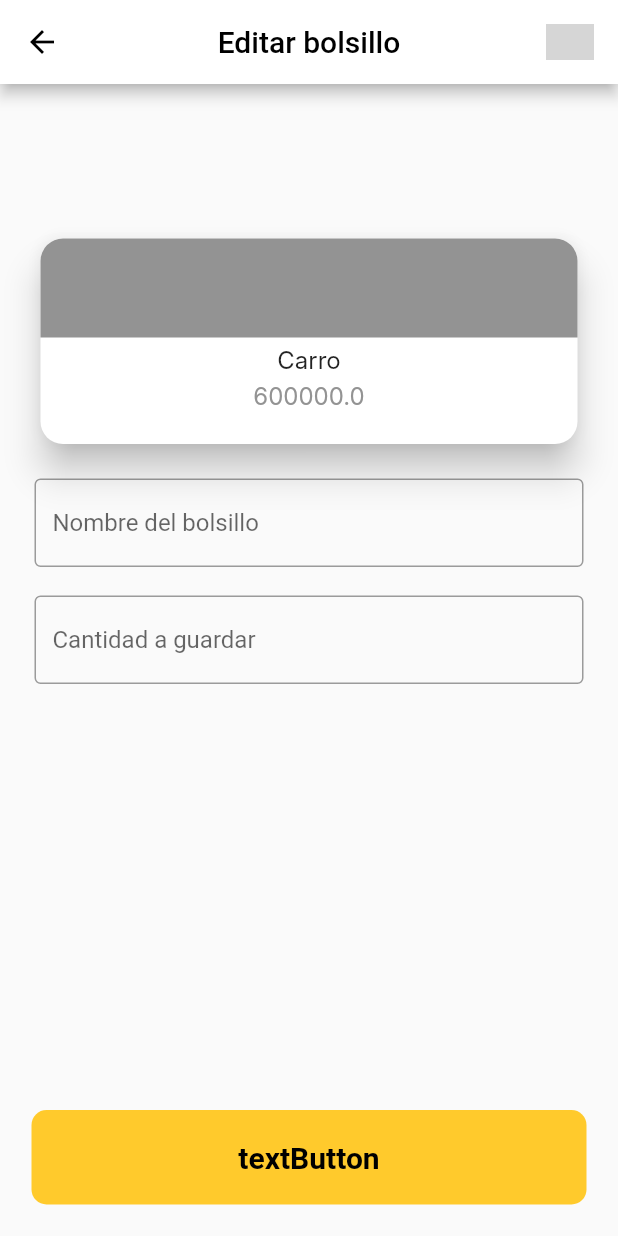
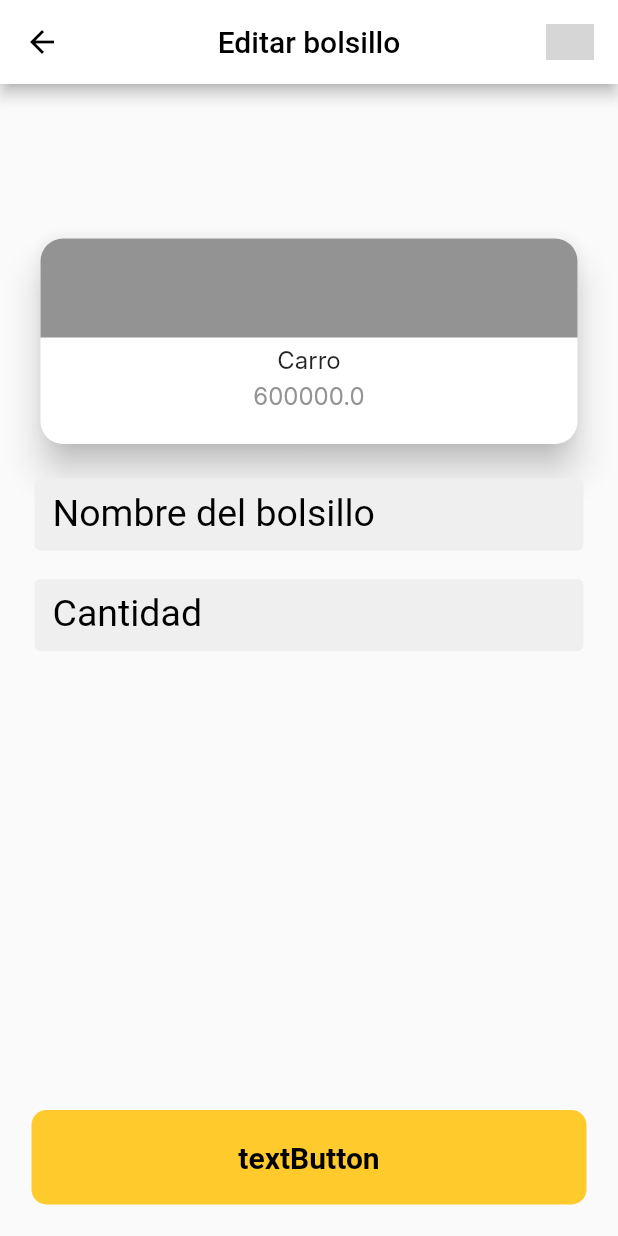
Before and after one commit to DavidEMV1622/app_bidi_login, a Flutter app: the PocketEdit screen opened directly with sample values from the repository, on a phone screen of 412 x 824 dp. Run offline on Flutter 3.47's test engine with Material 2 defaults, Android fonts, the light colour scheme and no system bars; our stand-ins replace flutter_colorpicker, flutter_secure_storage, flutter_svg, go_router; missing offline and left inert: iconify_flutter; accounts and stored records are empty; Roboto replaces fonts that are missing (Inter); grey boxes are pictures that could not be loaded.

Commit message:
edicion de Pocket edit

```diff
--- a/lib/src/pages/Pocket/pocket_create.dart
+++ b/lib/src/pages/Pocket/pocket_create.dart
@@ -19,7 +19,7 @@ class PocketCreate extends StatefulWidget {
 
 class _PocketCreateState extends State<PocketCreate> {
   Color selectedColor = Color(0xFFC2C2C2);
-  int idPocket=Random(int) ;
+  // int idPocket=Random(int) ;
   TextEditingController ctrlPocket = TextEditingController();
   TextEditingController ctrlName = TextEditingController();
 
@@ -161,18 +161,18 @@ class _PocketCreateState extends State<PocketCreate> {
   }
 
   void addNewPocket() {
-     late int id_pocket ;
+    late int id_pocket;
     String name = ctrlName.text;
     double pocketBalance = double.parse(ctrlPocket.text);
 
-    Pocket newPocket = Pocket(
+    /*  Pocket newPocket = Pocket(
       name,
       pocketBalance,
       selectedColor,
-      id_pocket,
+     // id_pocket,
 
-    );
-    listPocket.add(newPocket);
+    );*/
+    // listPocket.add(newPocket);
 
     ctrlName.clear();
     ctrlPocket.clear();
--- a/lib/src/pages/Pocket/pocket_edit.dart
+++ b/lib/src/pages/Pocket/pocket_edit.dart
@@ -1,3 +1,5 @@
+import 'package:app_credibanco_login/src/common/enumValidate.dart';
+import 'package:app_credibanco_login/src/common/inputValidate.dart';
 import 'package:app_credibanco_login/src/pages/Pocket/list_pocket.dart';
 import 'package:app_credibanco_login/src/widgets/buttons.dart';
 import 'package:flutter/material.dart';
@@ -114,23 +116,58 @@ class _PocketEditState extends State<PocketEdit> {
               top: 19,
             ),
             child: TextFormField(
-              decoration: InputDecoration(
-                  border: OutlineInputBorder(),
-                  hintText: "Nombre del bolsillo"),
+              keyboardType: TextInputType.name,
+              decoration: const InputDecoration(
+                border: OutlineInputBorder(),
+                labelText: "Nombre del bolsillo",
+                hintText: "Nombre ",
+                contentPadding:
+                    EdgeInsets.symmetric(vertical: 10.0, horizontal: 12.0),
+                filled: true,
+                fillColor: Color(0XFFEFEFEF),
+                focusedBorder: OutlineInputBorder(
+                  borderSide: BorderSide(color: Colors.black),
+                ),
+                enabledBorder: OutlineInputBorder(
+                  borderSide: BorderSide(color: Colors.transparent),
+                ),
+                labelStyle: TextStyle(color: Colors.black, fontSize: 25),
+              ),
+              inputFormatters: [
+                ValidateFormulations.validateinputFormatters(ValidateText.name)
+              ],
             ),
           ),
           Padding(
             padding:
                 const EdgeInsets.only(left: 23, right: 23, top: 19, bottom: 19),
             child: TextFormField(
-              decoration: InputDecoration(
-                  border: OutlineInputBorder(), hintText: "Cantidad a guardar"),
+              keyboardType: TextInputType.number,
+              decoration: const InputDecoration(
+                  border: OutlineInputBorder(),
+                  labelText: 'Cantidad',
+                  hintText: "Cantidad a guardar",
+                  contentPadding:
+                      EdgeInsets.symmetric(vertical: 10.0, horizontal: 12.0),
+                  filled: true,
+                  fillColor: Color(0XFFEFEFEF),
+                  focusedBorder: OutlineInputBorder(
+                    borderSide: BorderSide(color: Colors.black),
+                  ),
+                  enabledBorder: OutlineInputBorder(
+                    borderSide: BorderSide(color: Colors.transparent),
+                  ),
+                  labelStyle: TextStyle(color: Colors.black, fontSize: 25)),
+              inputFormatters: [
+                ValidateFormulations.validateinputFormatters(
+                    ValidateText.phoneNumber)
+              ],
             ),
           )
         ],
       ),
-      bottomNavigationBar: Padding(
-        padding: const EdgeInsets.all(21),
+      bottomNavigationBar: const Padding(
+        padding: EdgeInsets.all(21),
         child: BtnPrimaery(
             textButton: "textButton",
             colorBox: Color.fromRGBO(255, 202, 44, 1),
```
